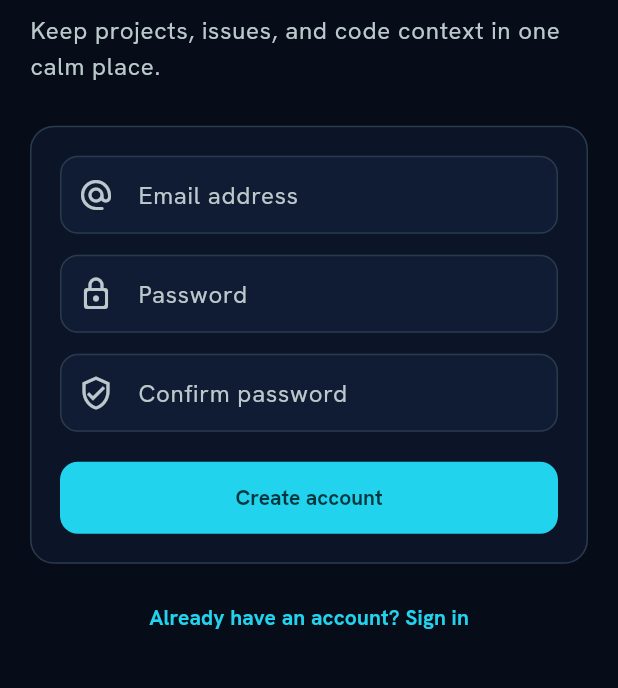
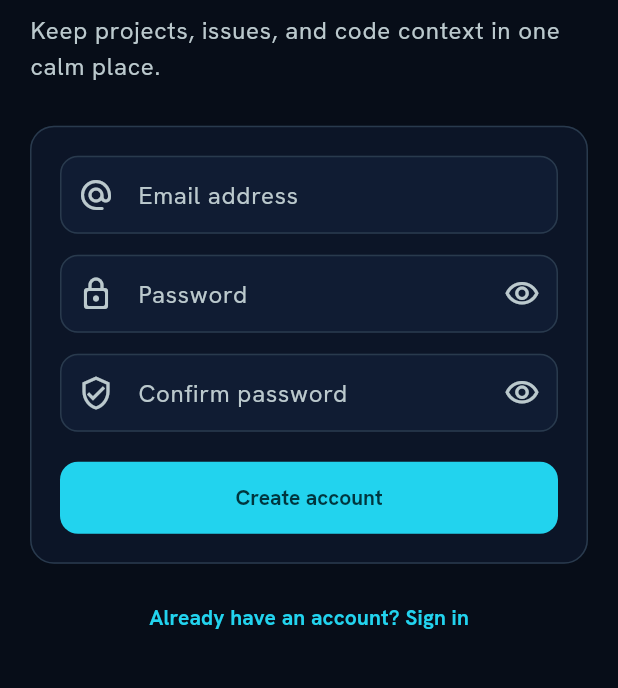
Before and after one commit to FrancisGiann/makko, a Flutter app: the screen it shows after launch, after a tap on "Sign in", after a tap on "Don't have an account? Create one", on a phone screen of 412 x 824 dp, the part 382-1070 px from its top. Run offline on Flutter 3.47's test engine with Material 3 defaults, Android fonts, the phone set to English and light mode, and no system bars; our stand-ins replace flutter_riverpod, go_router, google_fonts, shared_preferences, supabase_flutter; accounts and stored records are empty.

Commit message:
fix(mobile): polish navigation, auth, and account screens
- Fix shell route leakage: create/edit screens now render full-screen
  above the bottom navigation bar via parentNavigatorKey
- Add password visibility toggle (eye icon) to login screen
- Add password visibility toggles to both fields on signup screen
- Add sign-out confirmation dialog
- Replace binary dark mode switch with 3-way SegmentedButton
  (System / Light / Dark)
- Add app version footer (Makko v1.0.0)

```diff
--- a/mobile/lib/core/router/app_router.dart
+++ b/mobile/lib/core/router/app_router.dart
@@ -13,6 +13,8 @@ import '../../features/projects/project_detail_screen.dart';
 import '../../features/projects/projects_screen.dart';
 import '../../providers/auth_provider.dart';
 
+final _rootNavigatorKey = GlobalKey<NavigatorState>();
+
 final routerProvider = Provider<GoRouter>((ref) {
   final authStateNotifier = ValueNotifier<AsyncValue<AuthState>>(
     const AsyncLoading(),
@@ -24,6 +26,7 @@ final routerProvider = Provider<GoRouter>((ref) {
   );
 
   return GoRouter(
+    navigatorKey: _rootNavigatorKey,
     initialLocation: '/dashboard',
     refreshListenable: authStateNotifier,
     redirect: (context, state) {
@@ -63,6 +66,7 @@ final routerProvider = Provider<GoRouter>((ref) {
                 routes: [
                   GoRoute(
                     path: 'new',
+                    parentNavigatorKey: _rootNavigatorKey,
                     builder: (_, _) => const CreateProjectSheet(),
                   ),
                   GoRoute(
@@ -73,18 +77,21 @@ final routerProvider = Provider<GoRouter>((ref) {
                     routes: [
                       GoRoute(
                         path: 'edit',
+                        parentNavigatorKey: _rootNavigatorKey,
                         builder: (_, state) => CreateProjectSheet(
                           projectId: state.pathParameters['id']!,
                         ),
                       ),
                       GoRoute(
                         path: 'issues/new',
+                        parentNavigatorKey: _rootNavigatorKey,
                         builder: (_, state) => CreateIssueSheet(
                           projectId: state.pathParameters['id']!,
                         ),
                       ),
                       GoRoute(
                         path: 'issues/:issueId/edit',
+                        parentNavigatorKey: _rootNavigatorKey,
                         builder: (_, state) => CreateIssueSheet(
                           projectId: state.pathParameters['id']!,
                           issueId: state.pathParameters['issueId']!,
--- a/mobile/lib/features/auth/login_screen.dart
+++ b/mobile/lib/features/auth/login_screen.dart
@@ -17,6 +17,7 @@ class _LoginScreenState extends State<LoginScreen> {
   final _formKey = GlobalKey<FormState>();
   final _emailController = TextEditingController();
   final _passwordController = TextEditingController();
+  bool _obscurePassword = true;
   bool _isLoading = false;
   String? _error;
 
@@ -67,13 +68,23 @@ class _LoginScreenState extends State<LoginScreen> {
         const SizedBox(height: 14),
         TextFormField(
           controller: _passwordController,
-          obscureText: true,
+          obscureText: _obscurePassword,
           textInputAction: TextInputAction.done,
           autofillHints: const [AutofillHints.password],
           validator: Validation.validatePassword,
-          decoration: const InputDecoration(
+          decoration: InputDecoration(
             labelText: 'Password',
-            prefixIcon: Icon(Icons.lock_outline_rounded),
+            prefixIcon: const Icon(Icons.lock_outline_rounded),
+            suffixIcon: IconButton(
+              icon: Icon(
+                _obscurePassword
+                    ? Icons.visibility_outlined
+                    : Icons.visibility_off_outlined,
+              ),
+              tooltip: _obscurePassword ? 'Show password' : 'Hide password',
+              onPressed: () =>
+                  setState(() => _obscurePassword = !_obscurePassword),
+            ),
           ),
           onFieldSubmitted: (_) => _submit(),
         ),
--- a/mobile/lib/features/auth/signup_screen.dart
+++ b/mobile/lib/features/auth/signup_screen.dart
@@ -18,6 +18,8 @@ class _SignupScreenState extends State<SignupScreen> {
   final _emailController = TextEditingController();
   final _passwordController = TextEditingController();
   final _confirmController = TextEditingController();
+  bool _obscurePassword = true;
+  bool _obscureConfirmPassword = true;
   bool _isLoading = false;
   String? _error;
   String? _success;
@@ -36,7 +38,8 @@ class _SignupScreenState extends State<SignupScreen> {
       );
       if (mounted && result.requiresEmailConfirmation) {
         setState(
-          () => _success = 'Account created. Check your email to confirm your address, then sign in.',
+          () => _success =
+              'Account created. Check your email to confirm your address, then sign in.',
         );
       }
     } catch (error) {
@@ -79,8 +82,9 @@ class _SignupScreenState extends State<SignupScreen> {
                   const SizedBox(height: 8),
                   Text(
                     'Keep projects, issues, and code context in one calm place.',
-                    style: Theme.of(context).textTheme.bodyLarge
-                        ?.copyWith(color: scheme.onSurfaceVariant),
+                    style: Theme.of(context).textTheme.bodyLarge?.copyWith(
+                      color: scheme.onSurfaceVariant,
+                    ),
                   ),
                   const SizedBox(height: 28),
                   Card(
@@ -111,27 +115,55 @@ class _SignupScreenState extends State<SignupScreen> {
                             const SizedBox(height: 14),
                             TextFormField(
                               controller: _passwordController,
-                              obscureText: true,
+                              obscureText: _obscurePassword,
                               textInputAction: TextInputAction.next,
                               autofillHints: const [AutofillHints.newPassword],
                               validator: Validation.validatePassword,
-                              decoration: const InputDecoration(
+                              decoration: InputDecoration(
                                 labelText: 'Password',
-                                prefixIcon: Icon(Icons.lock_outline_rounded),
+                                prefixIcon: const Icon(Icons.lock_outline_rounded),
+                                suffixIcon: IconButton(
+                                  icon: Icon(
+                                    _obscurePassword
+                                        ? Icons.visibility_outlined
+                                        : Icons.visibility_off_outlined,
+                                  ),
+                                  tooltip: _obscurePassword
+                                      ? 'Show password'
+                                      : 'Hide password',
+                                  onPressed: () => setState(
+                                    () =>
+                                        _obscurePassword = !_obscurePassword,
+                                  ),
+                                ),
                               ),
                             ),
                             const SizedBox(height: 14),
                             TextFormField(
                               controller: _confirmController,
-                              obscureText: true,
+                              obscureText: _obscureConfirmPassword,
                               textInputAction: TextInputAction.done,
                               validator: (value) =>
                                   value != _passwordController.text
-                                  ? 'Passwords do not match'
-                                  : null,
-                              decoration: const InputDecoration(
+                                      ? 'Passwords do not match'
+                                      : null,
+                              decoration: InputDecoration(
                                 labelText: 'Confirm password',
-                                prefixIcon: Icon(Icons.verified_user_outlined),
+                                prefixIcon: const Icon(Icons.verified_user_outlined),
+                                suffixIcon: IconButton(
+                                  icon: Icon(
+                                    _obscureConfirmPassword
+                                        ? Icons.visibility_outlined
+                                        : Icons.visibility_off_outlined,
+                                  ),
+                                  tooltip: _obscureConfirmPassword
+                                      ? 'Show password'
+                                      : 'Hide password',
+                                  onPressed: () => setState(
+                                    () => _obscureConfirmPassword =
+                                        !_obscureConfirmPassword,
+                                  ),
+                                ),
                               ),
                               onFieldSubmitted: (_) => _submit(),
                             ),
```
Also changed, not shown: mobile/lib/features/account/account_screen.dart (+83 -20 lines).
